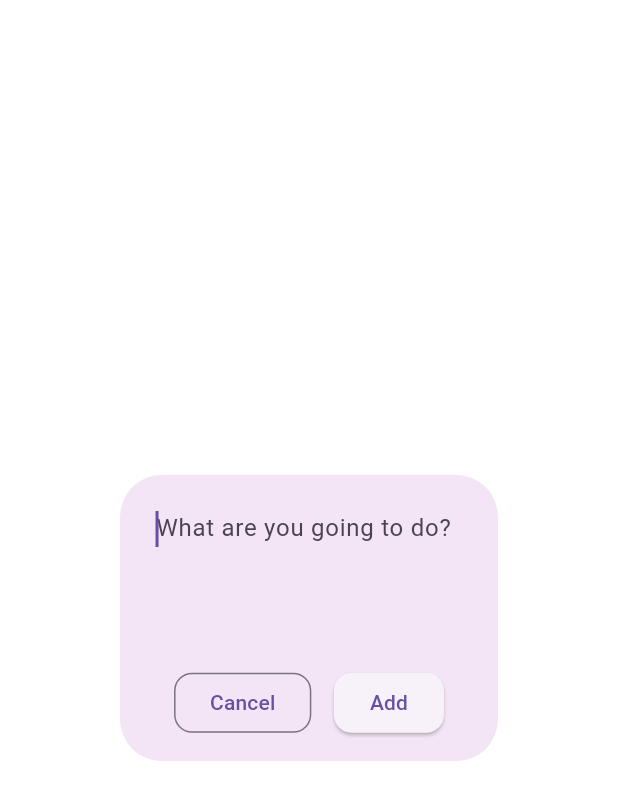
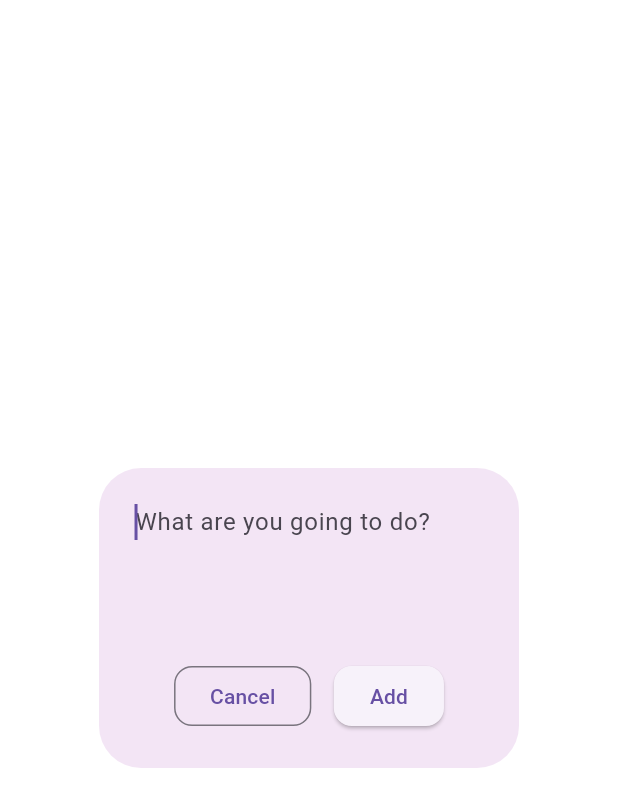
Before and after one commit to csarevalo/todo-list, a Flutter app: the AddTaskDialog screen opened by its route, on a phone screen of 412 x 824 dp. Shown: the top 807 px of the screen. Run offline on Flutter 3.47's test engine with Material 3 defaults, Android fonts, the phone set to English and light mode, and no system bars; our stand-ins replace flutter_slidable.

Commit message:
minor changes to add task dialog

```diff
--- a/lib/widgets/dialogs/add_task_dialog.dart
+++ b/lib/widgets/dialogs/add_task_dialog.dart
@@ -34,13 +34,12 @@ class AddTaskDialog extends StatelessWidget {
         controller: _taskTitleController,
         decoration: const InputDecoration(
           hintText: 'What are you going to do?',
-          border: InputBorder.none,
+          border: InputBorder.none, //OutlineInputBorder(),
         ),
         onSubmitted: (value) {
           _addTask(context);
         },
       ),
-
       actions: <Widget>[
         OutlinedButton(
           style: OutlinedButton.styleFrom(
@@ -66,9 +65,10 @@ class AddTaskDialog extends StatelessWidget {
         ),
       ],
       actionsAlignment: MainAxisAlignment.center,
-      actionsPadding: const EdgeInsets.only(bottom: 15),
       buttonPadding: const EdgeInsets.symmetric(horizontal: 15),
-      insetPadding: const EdgeInsets.all(80), // outside dialog
+      // contentPadding: EdgeInsets.symmetric(),
+      // actionsPadding: const EdgeInsets.only(bottom: 15),
+      // insetPadding: const EdgeInsets.all(50), // outside dialog
     );
   }
 }
```
